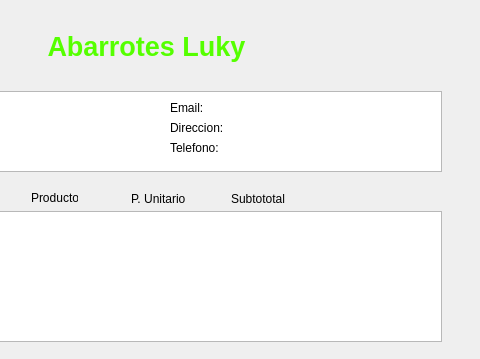
Above: factura.ui from Fernand567/P59-Qt-Tienda before the change; both pictures show x 170 to 650 and y 0 to 359 of the 650 by 450 pixel window. Below: the same form after it.
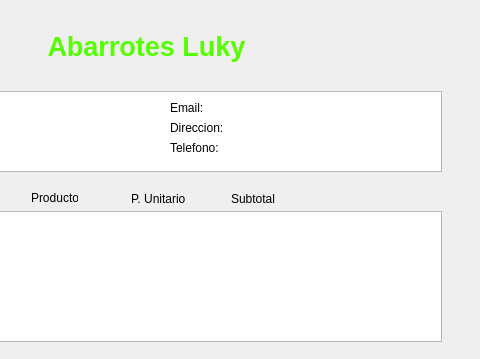
That is the form after the change. Icons and pictures are not drawn.

The edit to the form file:
```diff
--- a/factura.ui
+++ b/factura.ui
@@ -155,7 +155,7 @@
         </rect>
        </property>
        <property name="text">
-        <string>Subtototal</string>
+        <string>Subtotal</string>
        </property>
       </widget>
       <widget class="QWidget" name="widget_8" native="true">
```
Left out of the diff: 4 changed lines with no effect on the pictures.
